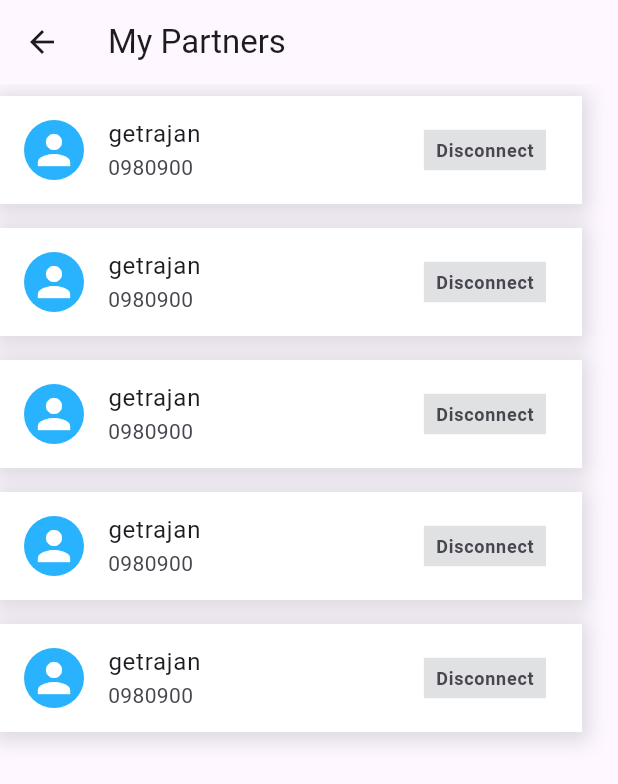
After one commit to stevans011/partner, a Flutter app: the MyPartnersPage screen opened directly, on a phone screen of 412 x 824 dp. The commit adds this screen. Shown: the top 784 px of the screen. Run offline on Flutter 3.47's test engine with Material 3 defaults, Android fonts, the phone set to English and light mode, and no system bars; our stand-ins replace cloud_firestore, equatable, firebase_auth, firebase_core, firebase_database, firebase_storage and 4 more; accounts and stored records are empty.

Commit message:
add partner logic

```diff
--- a/lib/src/models/connect_request.dart
+++ b/lib/src/models/connect_request.dart
@@ -1,6 +1,7 @@
 // ignore_for_file: public_member_api_docs, sort_constructors_first
 import 'package:cloud_firestore/cloud_firestore.dart';
 import 'package:equatable/equatable.dart';
+import 'package:partner/src/models/partner.dart';
 import 'package:partner/src/utils/enums.dart';
 
 class ConnectRequest extends Equatable {
@@ -9,6 +10,8 @@ class ConnectRequest extends Equatable {
   final String receiverId;
   final RequestStatus status;
   final Timestamp createdAt;
+  final Partner? sender;
+  final Partner? receiver;
 
   const ConnectRequest({
     required this.id,
@@ -16,6 +19,8 @@ class ConnectRequest extends Equatable {
     required this.createdAt,
     required this.receiverId,
     required this.status,
+    this.sender,
+    this.receiver,
   });
 
   factory ConnectRequest.fromJson(Map<String, dynamic> json) => ConnectRequest(
@@ -35,6 +40,8 @@ class ConnectRequest extends Equatable {
     String? receiverId,
     RequestStatus? status,
     Timestamp? createdAt,
+    Partner? sender,
+    Partner? receiver,
   }) {
     return ConnectRequest(
       id: id ?? this.id,
@@ -42,6 +49,8 @@ class ConnectRequest extends Equatable {
       receiverId: receiverId ?? this.receiverId,
       status: status ?? this.status,
       createdAt: createdAt ?? this.createdAt,
+      sender: sender ?? this.sender,
+      receiver: receiver ?? this.receiver,
     );
   }
 }
--- a/lib/src/pages/login_page.dart
+++ b/lib/src/pages/login_page.dart
@@ -22,6 +22,11 @@ class _LoginPageState extends State<LoginPage> {
   @override
   void initState() {
     super.initState();
+  }
+
+  @override
+  void didChangeDependencies() {
+    super.didChangeDependencies();
     context.read<AuthProvider>().addListener(() {
       final authProvider = context.read<AuthProvider>();
       if (authProvider.verifyPhoneLoading) {
--- /dev/null
+++ b/lib/src/pages/my_partners_page.dart
@@ -0,0 +1,83 @@
+import 'package:flutter/material.dart';
+import 'package:partner/Utils/Colors.dart';
+import 'package:partner/src/models/partner.dart';
+
+class MyPartnersPage extends StatefulWidget {
+  const MyPartnersPage({super.key});
+
+  @override
+  State<MyPartnersPage> createState() => _MyPartnersPageState();
+}
+
+class _MyPartnersPageState extends State<MyPartnersPage> {
+  @override
+  Widget build(BuildContext context) {
+    return Scaffold(
+      appBar: AppBar(
+        title: const Text("My Partners"),
+      ),
+      body: ListView(
+        children: List.generate(
+          5,
+          (index) => _partnerCard(
+            const Partner(
+              id: "id",
+              dob: "abc",
+              username: "getrajan",
+              phone: "0980900",
+            ),
+          ),
+        ),
+      ),
+    );
+  }
+
+  Widget _partnerCard(Partner partner) {
+    return Container(
+      margin: const EdgeInsets.only(top: 8, bottom: 8, right: 24),
+      decoration: BoxDecoration(
+        color: AppThemeColor.pureWhiteColor,
+        boxShadow: [
+          BoxShadow(
+            color: AppThemeColor.grayColor.withOpacity(0.2),
+            blurRadius: 10,
+            spreadRadius: 5,
+            offset: const Offset(0, 2),
+          ),
+        ],
+      ),
+      child: ListTile(
+        leading: Container(
+          padding: const EdgeInsets.all(4),
+          decoration: const BoxDecoration(
+            shape: BoxShape.circle,
+            color: AppThemeColor.darkBlueColor,
+          ),
+          child: const Icon(
+            Icons.person,
+            color: AppThemeColor.pureWhiteColor,
+            size: 32,
+          ),
+        ),
+        title: Text(partner.username),
+        subtitle: Text(partner.phone),
+        trailing: GestureDetector(
+          onTap: () {},
+          child: Container(
+            padding: const EdgeInsets.symmetric(horizontal: 8, vertical: 5),
+            decoration: BoxDecoration(
+              color: AppThemeColor.grayColor.withOpacity(0.2),
+            ),
+            child: const Text(
+              "Disconnect",
+              style: TextStyle(
+                fontSize: 12,
+                fontWeight: FontWeight.w600,
+              ),
+            ),
+          ),
+        ),
+      ),
+    );
+  }
+}
--- a/lib/src/partner_app.dart
+++ b/lib/src/partner_app.dart
@@ -3,6 +3,8 @@ import 'package:flutter_easyloading/flutter_easyloading.dart';
 import 'package:partner/src/pages/splash_page.dart';
 import 'package:partner/src/providers/auth_provider.dart';
 import 'package:partner/src/providers/bottom_nav_provider.dart';
+import 'package:partner/src/providers/connect_request_provider.dart';
+import 'package:partner/src/providers/partner_provider.dart';
 import 'package:provider/provider.dart';
 
 class PartnerApp extends StatelessWidget {
@@ -14,6 +16,10 @@ class PartnerApp extends StatelessWidget {
       providers: [
         ChangeNotifierProvider(create: (_) => AuthProvider()),
         ChangeNotifierProvider(create: (_) => BottomNavProvider()),
+        ChangeNotifierProvider(
+          create: (_) => ConnectRequestProvider()..getConnectRequestsForMe(),
+        ),
+        ChangeNotifierProvider(create: (_) => PartnerProvider()..getPartners()),
       ],
       child: MaterialApp(
         debugShowCheckedModeBanner: false,
--- a/lib/src/providers/auth_provider.dart
+++ b/lib/src/providers/auth_provider.dart
@@ -57,8 +57,8 @@ class AuthProvider extends ChangeNotifier {
     verifyPhoneLoading = true;
     notifyListeners();
     await FirebaseAuth.instance.verifyPhoneNumber(
-      // phoneNumber: "+61$phone",
-      phoneNumber: "+977$phone",
+      phoneNumber: "+61$phone",
+      // phoneNumber: "+977$phone",
       verificationCompleted: (credential) {},
       codeSent: (verificationId, resendingToken) {
         verifyPhoneLoading = false;
--- a/lib/src/utils/enums.dart
+++ b/lib/src/utils/enums.dart
@@ -2,7 +2,9 @@ enum RequestStatus { initiate, accepted, rejected }
 
 extension RequestStatusX on RequestStatus {
   bool get isInitiate => this == RequestStatus.initiate;
+
   bool get isAccepted => this == RequestStatus.accepted;
+
   bool get isRejected => this == RequestStatus.rejected;
 
   String get stringName {
@@ -10,8 +12,10 @@ extension RequestStatusX on RequestStatus {
       return "Accepted";
     } else if (isRejected) {
       return 'Rejected';
+    } else if (isInitiate) {
+      return "Initiated";
     } else {
-      return "Initiated";
+      return "";
     }
   }
 }
```
Also changed, not shown: lib/src/pages/connect_page.dart (added, +136 -0 lines), lib/src/pages/connect_partner_page.dart (+19 -9 lines), lib/src/pages/dashboard_page.dart (+2 -5 lines), lib/src/pages/home_page.dart (+8 -3 lines), lib/src/providers/connect_partner_provider.dart (+36 -0 lines), lib/src/providers/connect_request_provider.dart (added, +66 -0 lines), lib/src/providers/partner_provider.dart (added, +79 -0 lines), lib/src/widgets/global_app_bar.dart (added, +15 -0 lines), 1 other file.
